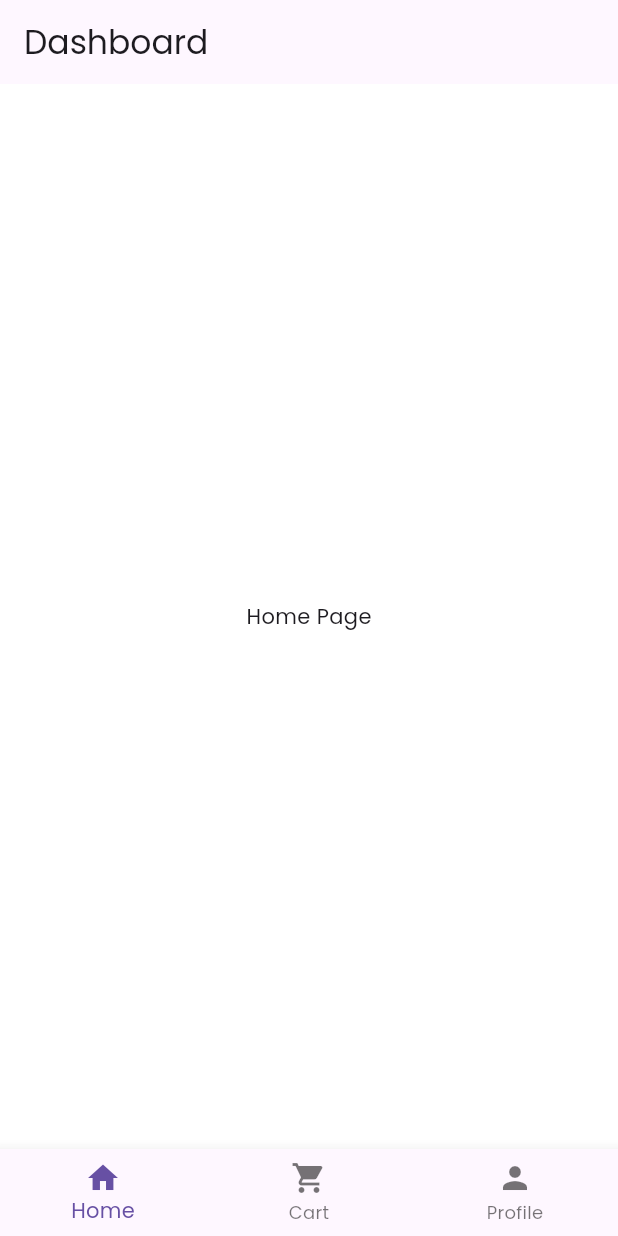
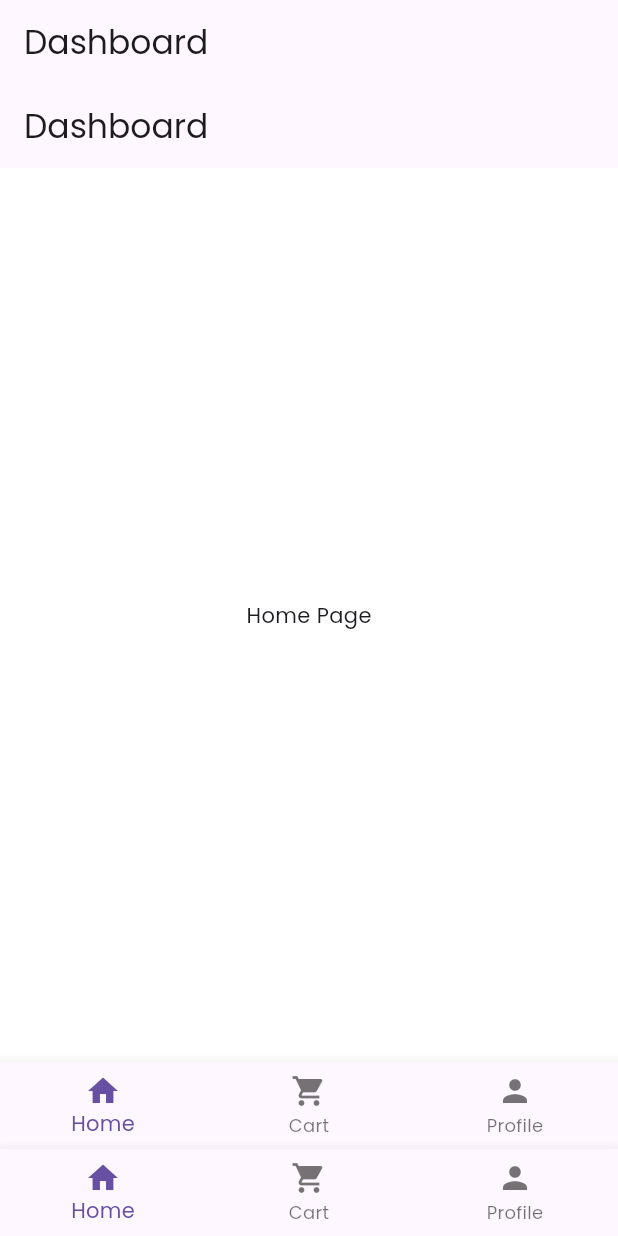
Before and after one commit to uttam5758/Bagaicha_Florashopflutter, a Flutter app: the screen it shows after launch, after a tap on "Login", on a phone screen of 412 x 824 dp. Run offline on Flutter 3.47's test engine with Material 3 defaults, Android fonts, the phone set to English and light mode, and no system bars; our stand-ins replace google_fonts.

Commit message:
add botttom navigation page

```diff
--- a/bagaicha_florashop/lib/main.dart
+++ b/bagaicha_florashop/lib/main.dart
@@ -1,3 +1,4 @@
+import 'package:bagaicha_florashop/screens/bottom_navigation.dart';
 import 'package:bagaicha_florashop/screens/dashboard_page.dart';
 import 'package:bagaicha_florashop/screens/login_page.dart';
 import 'package:bagaicha_florashop/screens/signup_page.dart';
@@ -27,7 +28,7 @@ class BagaichaFlorashopApp extends StatelessWidget {
         '/': (context) => const SplashScreen(),
         '/login': (context) => const LoginPage(),
         '/signup': (context) => const SignUpPage(),
-        '/dashboard': (context) => const DashboardPage(),
+        '/dashboard': (context) =>  BottomNavigation(),
       },
     );
   }
--- /dev/null
+++ b/bagaicha_florashop/lib/screens/bottom_navigation.dart
@@ -0,0 +1,56 @@
+import 'package:flutter/material.dart';
+
+import 'dashboard_page.dart';
+
+class BottomNavigation extends StatefulWidget {
+  const BottomNavigation({super.key});
+
+  @override
+  State<BottomNavigation> createState() => _BottomNavigationState();
+}
+
+class _BottomNavigationState extends State<BottomNavigation> {
+  int _currentIndex = 0;
+
+  final List<Widget> _pages = [
+    DashboardPage(),
+    Center(child: Text('Cart Page')),
+    Center(child: Text('Profile Page')),
+  ];
+
+  void _onTabTapped(int index) {
+    setState(() {
+      _currentIndex = index;
+    });
+  }
+
+  @override
+  Widget build(BuildContext context) {
+    return Scaffold(
+      appBar: AppBar(
+        title: const Text('Dashboard'),
+        automaticallyImplyLeading: false,
+      ),
+
+      body: _pages[_currentIndex],
+      bottomNavigationBar: BottomNavigationBar(
+        currentIndex: _currentIndex,
+        onTap: _onTabTapped,
+        items: const [
+          BottomNavigationBarItem(
+            icon: Icon(Icons.home),
+            label: 'Home',
+          ),
+          BottomNavigationBarItem(
+            icon: Icon(Icons.shopping_cart),
+            label: 'Cart',
+          ),
+          BottomNavigationBarItem(
+            icon: Icon(Icons.person),
+            label: 'Profile',
+          ),
+        ],
+      ),
+    );
+  }
+}
```
